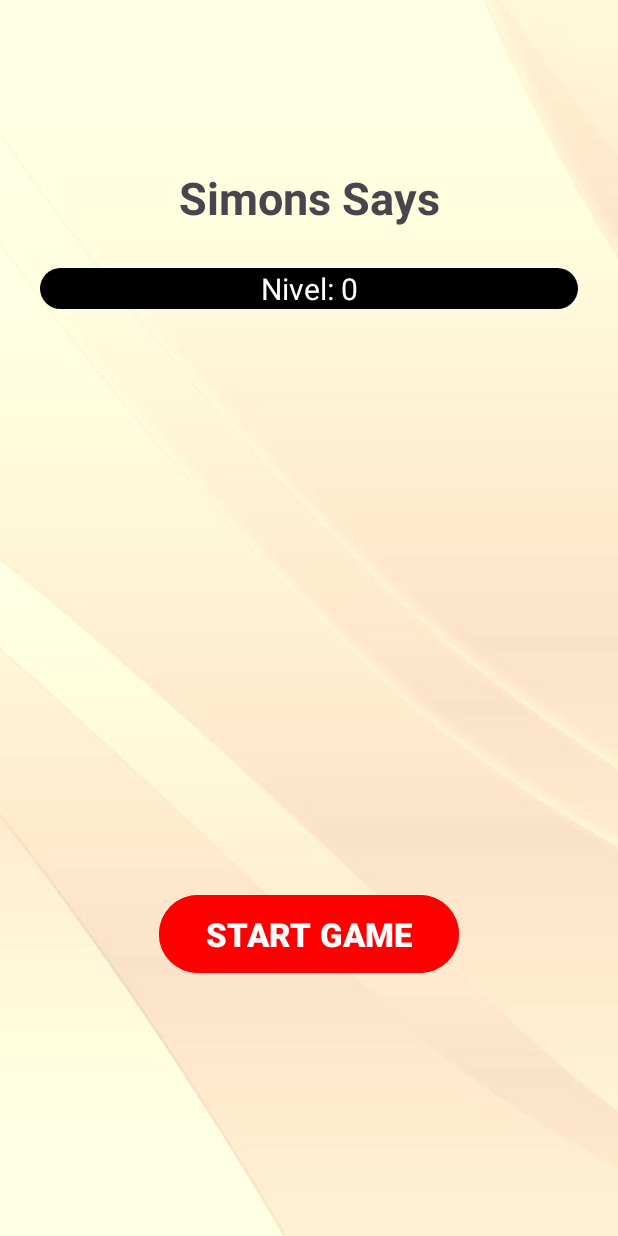
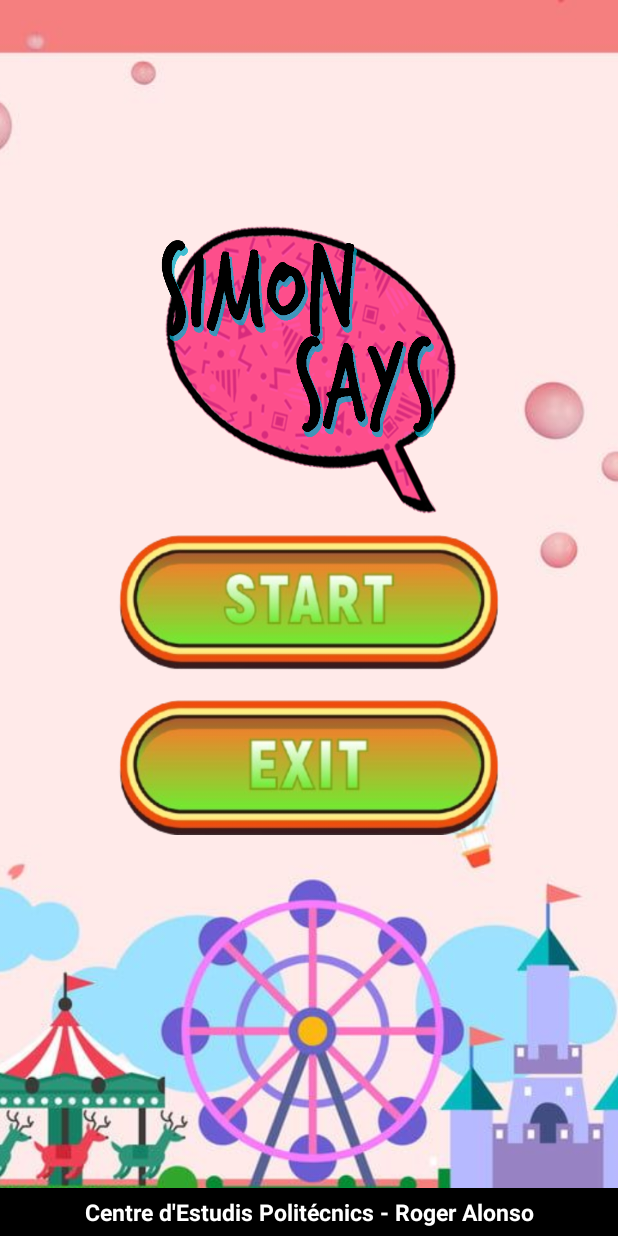
Before and after one commit to DevRoger/SimonsSays, an Android app: the screen it shows after launch (MainActivity before the commit, MenuActivity after it), on a phone screen of 412 x 824 dp. Run offline under Robolectric (Android 15) with nearby library versions, the phone set to English and light mode, and no system bars.

Commit message:
menu updated

```diff
--- a/app/src/main/AndroidManifest.xml
+++ b/app/src/main/AndroidManifest.xml
@@ -13,7 +13,7 @@
         android:theme="@style/Theme.SimonSays"
         tools:targetApi="31">
         <activity
-            android:name=".MainActivity"
+            android:name=".MenuActivity"
             android:exported="true">
             <intent-filter>
                 <action android:name="android.intent.action.MAIN" />
@@ -21,6 +21,7 @@
                 <category android:name="android.intent.category.LAUNCHER" />
             </intent-filter>
         </activity>
+        <activity android:name=".MainActivity"/>
     </application>
 
 </manifest>
--- a/app/src/main/java/com/example/simonsays/MainActivity.kt
+++ b/app/src/main/java/com/example/simonsays/MainActivity.kt
@@ -108,7 +108,7 @@ class MainActivity : AppCompatActivity() {
                     val scoreN = 0;
                     score.text = "Score $scoreN"
 
-                    startGame()
+                    finish()
                 }
             }
         }
--- /dev/null
+++ b/app/src/main/java/com/example/simonsays/MenuActivity.kt
@@ -0,0 +1,31 @@
+package com.example.simonsays
+
+import android.annotation.SuppressLint
+import android.content.Intent
+import android.os.Bundle
+import android.widget.Button
+import android.widget.ImageView
+import androidx.activity.enableEdgeToEdge
+import androidx.appcompat.app.AppCompatActivity
+
+class MenuActivity: AppCompatActivity() {
+    @SuppressLint("MissingInflatedId")
+    override fun onCreate(savedInstanceState: Bundle?) {
+        super.onCreate(savedInstanceState)
+        setContentView(R.layout.menu_activity)
+
+        val startButton = findViewById<ImageView>(R.id.startButton)
+        val exitButton = findViewById<ImageView>(R.id.exitButton)
+
+        startButton.setOnClickListener {
+
+            val intent = Intent(this, MainActivity::class.java)
+            // Iniciar la actividad
+            startActivity(intent)
+        }
+
+        exitButton.setOnClickListener {
+            finish()
+        }
+    }
+}
--- /dev/null
+++ b/app/src/main/res/layout/menu_activity.xml
@@ -0,0 +1,62 @@
+<?xml version="1.0" encoding="utf-8"?>
+<FrameLayout
+    xmlns:android="http://schemas.android.com/apk/res/android"
+    xmlns:tools="http://schemas.android.com/tools"
+    android:layout_width="match_parent"
+    android:layout_height="match_parent">
+
+    <!-- ImageView para el fondo -->
+    <ImageView
+        android:layout_width="match_parent"
+        android:layout_height="match_parent"
+        android:scaleType="centerCrop"
+        android:src="@drawable/background_infantil_2" />
+
+    <!-- Contenedor de los elementos centrados -->
+    <LinearLayout
+        android:layout_width="match_parent"
+        android:layout_height="match_parent"
+        android:orientation="vertical"
+        android:gravity="center"
+        android:layout_gravity="center"
+        android:padding="20dp"
+        android:layout_marginBottom="60dp">
+
+
+        <ImageView
+            android:layout_width="200dp"
+            android:layout_height="200dp"
+            android:background="@drawable/simon_logo"
+            android:layout_marginBottom="10dp"
+            />
+
+        <!-- Botón de inicio centrado -->
+        <ImageView
+            android:id="@+id/startButton"
+            android:layout_width="match_parent"
+            android:layout_height="90dp"
+            android:background="@drawable/startbuttonsin"
+            android:layout_marginBottom="20dp"/>
+
+        <!-- Botón de salida centrado -->
+        <ImageView
+            android:id="@+id/exitButton"
+            android:layout_width="match_parent"
+            android:layout_height="90dp"
+            android:background="@drawable/exitbuttonsin"/>
+    </LinearLayout>
+
+    <!-- TextView final al fondo de la pantalla -->
+    <TextView
+        android:layout_width="match_parent"
+        android:layout_height="wrap_content"
+        android:layout_gravity="bottom"
+        android:text="Centre d'Estudis Politécnics - Roger Alonso"
+        android:textAlignment="center"
+        android:textSize="15sp"
+        android:textStyle="bold"
+        tools:ignore="RtlCompat"
+        android:background="@color/black"
+        android:textColor="@color/white"
+        android:padding="5dp"/>
+</FrameLayout>
```
Also changed, not shown: app/src/main/res/drawable/background_infantil.jpg (added), app/src/main/res/drawable/background_infantil_2.jpg (added), app/src/main/res/drawable/background_infantil_3.jpg (added), app/src/main/res/drawable/background_inicio.jpg (added), app/src/main/res/drawable/exitbuttonsin.png (added), app/src/main/res/drawable/simon_logo.png (added), app/src/main/res/drawable/startbuttonsin.png (added), app/src/main/res/layout/activity_main.xml (indentation only).
